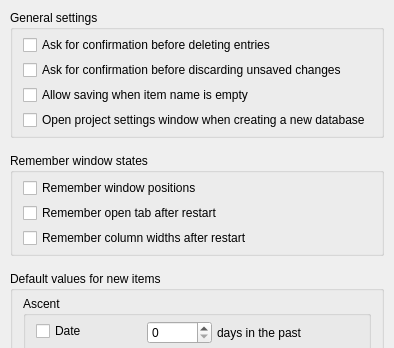
Old version of the form src/ui/settings_window.ui in the repository svetter/pal; both pictures show x 0 to 394 and y 0 to 348 of the 394 by 529 pixel window.
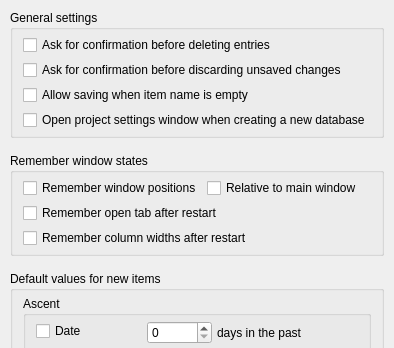
New version of the form.

Commit message: Added a setting for remembering window positions relative to main window and fixed memory behaviour

```diff
--- a/src/ui/settings_window.ui
+++ b/src/ui/settings_window.ui
@@ -7,7 +7,7 @@
     <x>0</x>
     <y>0</y>
     <width>400</width>
-    <height>588</height>
+    <height>590</height>
    </rect>
   </property>
   <property name="sizePolicy">
@@ -118,11 +118,22 @@
        <number>5</number>
       </property>
       <item>
+       <layout class="QHBoxLayout" name="rememberWindowPositionsLayout">
+        <item>
        <widget class="QCheckBox" name="rememberWindowPositionsCheckbox">
         <property name="text">
          <string>Remember window positions</string>
         </property>
        </widget>
+        </item>
+        <item>
+         <widget class="QCheckBox" name="rememberWindowPositionsRelativeCheckbox">
+          <property name="text">
+           <string>Relative to main window</string>
+          </property>
+         </widget>
+        </item>
+       </layout>
       </item>
       <item>
        <widget class="QCheckBox" name="rememberTabCheckbox">
```
Lines whose indentation alone changed are shown as unchanged. The commit also changes 15 other files.
